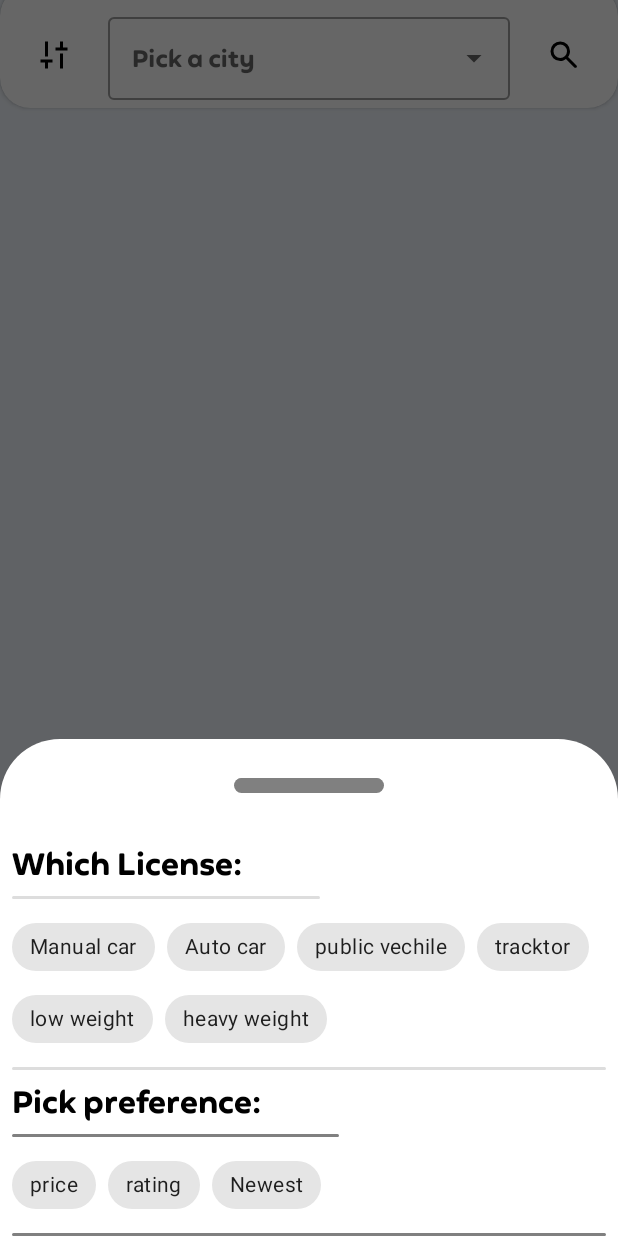
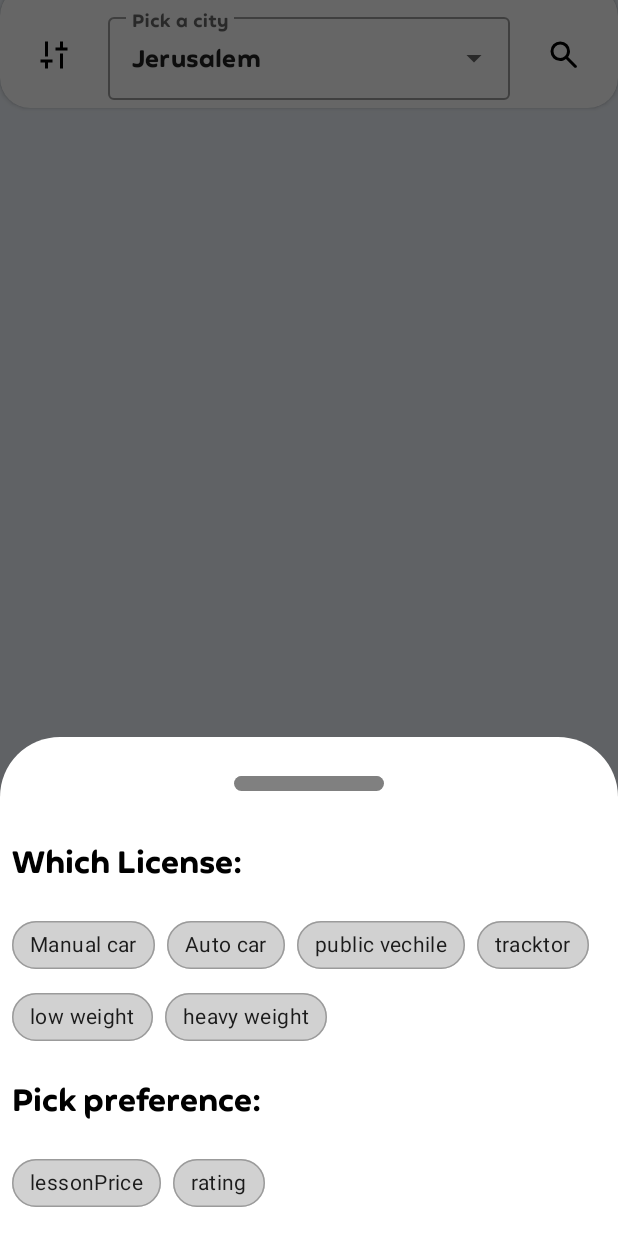
Before and after one commit to Elazar-Halperin/Find-driving-teacher-application, an Android app: the searchFragment screen opened through its navigation route, after a tap on "filter", on a phone screen of 412 x 824 dp. Run offline under Robolectric (Android 15) with nearby library versions, the phone set to English and light mode, and no system bars; our stand-ins replace Firebase (no records; nobody signed in at launch, a user with empty details on screens opened directly), Shimmer, navigation-ui, sdp/ssp sizes; libraries missing offline, so code that uses them is left out: com.google.firestore.v1.

Commit message:
working on searching tehacers. But there is an error because you cannot use whereArrayContains or whereIn twice on the same query unfortunaly it wont work

```diff
--- a/app/src/main/java/com/elazarhalperin/fluentify/fragments/searchFragment.java
+++ b/app/src/main/java/com/elazarhalperin/fluentify/fragments/searchFragment.java
@@ -4,42 +4,35 @@ import android.os.Bundle;
 
 import androidx.annotation.NonNull;
 import androidx.annotation.Nullable;
+import androidx.core.content.ContextCompat;
 import androidx.fragment.app.Fragment;
 import androidx.recyclerview.widget.RecyclerView;
 
-import android.text.Editable;
-import android.text.TextWatcher;
 import android.view.LayoutInflater;
 import android.view.View;
 import android.view.ViewGroup;
-import android.widget.EditText;
-import android.widget.RatingBar;
+import android.widget.AutoCompleteTextView;
 import android.widget.Toast;
 
 import com.elazarhalperin.fluentify.R;
-import com.elazarhalperin.fluentify.activities.TeacherProfileActivity;
-import com.google.android.gms.tasks.OnCompleteListener;
-import com.google.android.gms.tasks.Task;
 import com.google.android.material.bottomsheet.BottomSheetDialog;
 import com.google.android.material.chip.Chip;
 import com.google.android.material.chip.ChipGroup;
 import com.google.android.material.floatingactionbutton.FloatingActionButton;
-import com.google.firebase.firestore.DocumentReference;
+import com.google.android.material.snackbar.Snackbar;
 import com.google.firebase.firestore.FirebaseFirestore;
+import com.google.firebase.firestore.Query;
 
-import java.time.LocalDate;
-import java.time.format.DateTimeFormatter;
-import java.util.HashMap;
+import java.util.Arrays;
 
-/**
- * A simple {@link Fragment} subclass.
- * Use the {@link searchFragment#newInstance} factory method to
- * create an instance of this fragment.
- */
+
 public class searchFragment extends Fragment {
-    FloatingActionButton fab_filter, fab_clearFilter;
+    FloatingActionButton fab_filter, fab_search;
     RecyclerView rv_teachers;
-    ChipGroup cg_holder;
+    ChipGroup cg_license, cg_preference;
+    AutoCompleteTextView actv_cities;
+    BottomSheetDialog dialog;
+    FirebaseFirestore db;
 
     @Override
     public View onCreateView(LayoutInflater inflater, ViewGroup container,
@@ -51,43 +44,81 @@ public class searchFragment extends Fragment {
     @Override
     public void onViewCreated(@NonNull View v, @Nullable Bundle savedInstanceState) {
         super.onViewCreated(v, savedInstanceState);
-        fab_clearFilter = v.findViewById(R.id.fab_search);
+        fab_search = v.findViewById(R.id.fab_search);
         fab_filter = v.findViewById(R.id.fab_filter);
         rv_teachers = v.findViewById(R.id.rv_teachers);
+        actv_cities = v.findViewById(R.id.actv_choices);
 
+        db = FirebaseFirestore.getInstance();
 
         setListeners();
 
     }
 
     private void setListeners() {
-        fab_filter.setOnClickListener(v-> {
+        fab_filter.setOnClickListener(v -> {
             showDialog();
         });
-        fab_clearFilter.setOnClickListener(v-> {
+        fab_search.setOnClickListener(v -> {
+            if (actv_cities.getText() == null || actv_cities.getText().toString().isEmpty()) {
+                Snackbar.make(getView(), "Please pick a city.", Snackbar.LENGTH_SHORT).show();
+                return;
+            }
+            Query query = db.collection("teachers");
+            query = query.whereArrayContains("location", actv_cities.getText().toString());
+            // Iterating through the chips to see which one is triggered.
+            String license = getChoosenChipString(cg_license);
+
+            if(!license.isEmpty()) {
+                query = query.whereArrayContains("licences", Arrays.asList(license));
+
+            }
+
+            String preference = getChoosenChipString(cg_preference);
+
+            if(!preference.isEmpty()) {
+                query = query.orderBy(preference, Query.Direction.ASCENDING);
+            }
+
+            Toast.makeText(getActivity(), query.toString(), Toast.LENGTH_SHORT).show();
+
 
         });
 
 
     }
 
+    private String getChoosenChipString(ChipGroup chipGroup) {
+
+        for (int i = 0; i < chipGroup.getChildCount(); i++) {
+            Chip chip = (Chip) chipGroup.getChildAt(i);
+
+            if (chip.isChecked()) {
+                return chip.getText().toString();
+            }
+        }
+
+        return "";
+    }
+
     void showDialog() {
-        BottomSheetDialog dialog = new BottomSheetDialog(getActivity(), R.style.DialogStyle);
-        dialog.setContentView(R.layout.filter_layout);
-        // get all the neccessery views
-        cg_holder = dialog.findViewById(R.id.cg_holder);
+        if (dialog == null) {
+            dialog = new BottomSheetDialog(getActivity(), R.style.DialogStyle);
+            dialog.setContentView(R.layout.filter_layout);
+        }
 
-        for(int i = 0; i < cg_holder.getChildCount(); i++) {
-            Chip chip = (Chip) cg_holder.getChildAt(i);
+        cg_license = dialog.findViewById(R.id.cg_license);
+        cg_preference = dialog.findViewById(R.id.cg_preference);
+
+        for (int i = 0; i < cg_license.getChildCount(); i++) {
+            Chip chip = (Chip) cg_license.getChildAt(i);
             chip.setOnClickListener(new View.OnClickListener() {
                 @Override
                 public void onClick(View v) {
                     // check whether the chips is filtered by user
                     // or not and give the suitable Toast message
                     if (chip.isChecked()) {
-                        chip.setBackgroundColor(getActivity().getColor(R.color.orange_color));
-                    } else {
-                        chip.setBackgroundColor(getActivity().getColor(R.color.shimmer_color));
+                        chip.setBackgroundColor(ContextCompat.getColor(getActivity(), R.color.background_main));
                     }
                 }
             });
--- /dev/null
+++ b/app/src/main/res/color/chip_background_colo.xml
@@ -0,0 +1,5 @@
+<?xml version="1.0" encoding="utf-8"?>
+<selector xmlns:android="http://schemas.android.com/apk/res/android">
+    <item android:color="#9F694AFF" android:state_checked="true"/>
+    <item android:color="@color/medium_gray" android:state_checked="false"/>
+</selector>
--- /dev/null
+++ b/app/src/main/res/color/stroke_color.xml
@@ -0,0 +1,5 @@
+<?xml version="1.0" encoding="utf-8"?>
+<selector xmlns:android="http://schemas.android.com/apk/res/android">
+    <item android:color="@color/background_purple" android:state_checked="true"/>
+    <item android:color="#9B9B9B" android:state_checked="false"/>
+</selector>
--- a/app/src/main/res/layout/filter_layout.xml
+++ b/app/src/main/res/layout/filter_layout.xml
@@ -1,5 +1,6 @@
 <?xml version="1.0" encoding="utf-8"?>
 <LinearLayout xmlns:android="http://schemas.android.com/apk/res/android"
+    xmlns:app="http://schemas.android.com/apk/res-auto"
     android:layout_width="match_parent"
     android:layout_height="wrap_content"
     android:background="@drawable/filter_layout_background"
@@ -12,6 +13,7 @@
         android:layout_marginVertical="@dimen/_20sdp"
         android:background="@drawable/rouned_edittext"
         android:backgroundTint="@color/gray_text_color" />
+
     <LinearLayout
         android:layout_width="wrap_content"
         android:layout_height="wrap_content"
@@ -20,65 +22,125 @@
         <TextView
             android:layout_width="wrap_content"
             android:layout_height="wrap_content"
-            android:text="Which License:"
-            android:layout_marginEnd="60dp"
             android:layout_marginVertical="8dp"
             android:layout_marginStart="8dp"
-            android:textSize="@dimen/_16ssp"
+            android:layout_marginEnd="60dp"
+            android:fontFamily="@font/feather_bold"
+            android:text="Which License:"
             android:textColor="@color/black_text_color"
-            android:fontFamily="@font/feather_bold"/>
+            android:textSize="@dimen/_16ssp" />
 
         <View
             android:layout_width="match_parent"
             android:layout_height="2dp"
             android:layout_marginHorizontal="8dp"
-            android:background="@drawable/rouned_edittext"
-            android:backgroundTint="@color/shimmer_color" />
+            android:background="?android:attr/listDivider" />
     </LinearLayout>
 
 
     <com.google.android.material.chip.ChipGroup
-        android:id="@+id/cg_holder"
+        android:id="@+id/cg_license"
         android:layout_width="match_parent"
         android:layout_height="wrap_content"
         android:layout_centerInParent="true"
-        android:layout_margin="8dp">
+        android:layout_margin="8dp"
+        app:singleSelection="true">
 
         <com.google.android.material.chip.Chip
-            style="@style/Widget.MaterialComponents.Chip.Filter"
+            style="@style/CustomChipStyle"
             android:layout_width="wrap_content"
             android:layout_height="wrap_content"
-            android:text="Manual car" />
+            android:text="Manual car"
+            app:chipStrokeWidth="1dp" />
 
         <com.google.android.material.chip.Chip
-            style="@style/Widget.MaterialComponents.Chip.Filter"
+            style="@style/CustomChipStyle"
             android:layout_width="wrap_content"
             android:layout_height="wrap_content"
-            android:text="Auto car" />
+            android:text="Auto car"
+            app:chipStrokeWidth="1dp" />
 
         <com.google.android.material.chip.Chip
-            style="@style/Widget.MaterialComponents.Chip.Filter"
+            style="@style/CustomChipStyle"
             android:layout_width="wrap_content"
             android:layout_height="wrap_content"
-            android:text="public vechile" />
+            android:text="public vechile"
+            app:chipStrokeWidth="1dp" />
 
         <com.google.android.material.chip.Chip
-            style="@style/Widget.MaterialComponents.Chip.Filter"
+            style="@style/CustomChipStyle"
             android:layout_width="wrap_content"
             android:layout_height="wrap_content"
-            android:text="tracktor" />
+            android:text="tracktor"
+            app:chipStrokeWidth="1dp" />
 
         <com.google.android.material.chip.Chip
-            style="@style/Widget.MaterialComponents.Chip.Filter"
+            style="@style/CustomChipStyle"
             android:layout_width="wrap_content"
             android:layout_height="wrap_content"
-            android:text="low weight" />
+            android:text="low weight"
+            app:chipStrokeWidth="1dp" />
 
         <com.google.android.material.chip.Chip
-            style="@style/Widget.MaterialComponents.Chip.Filter"
+            style="@style/CustomChipStyle"
             android:layout_width="wrap_content"
             android:layout_height="wrap_content"
-            android:text="heavy weight" />
+            android:text="heavy weight"
+            app:chipStrokeWidth="1dp" />
+
+    </com.google.android.material.chip.ChipGroup>
+
+    <View
+        android:layout_width="match_parent"
+        android:layout_height="2dp"
+        android:layout_marginHorizontal="8dp" />
+
+    <LinearLayout
+        android:layout_width="wrap_content"
+        android:layout_height="wrap_content"
+        android:orientation="vertical">
+
+        <TextView
+            android:layout_width="wrap_content"
+            android:layout_height="wrap_content"
+            android:layout_marginVertical="8dp"
+            android:layout_marginStart="8dp"
+            android:layout_marginEnd="60dp"
+            android:fontFamily="@font/feather_bold"
+            android:text="Pick preference:"
+            android:textColor="@color/black_text_color"
+            android:textSize="@dimen/_16ssp" />
+
+        <View
+            android:layout_width="match_parent"
+            android:layout_height="2dp"
+            android:layout_marginHorizontal="8dp"
+            android:background="?android:attr/listDivider" />
+    </LinearLayout>
+
+    <com.google.android.material.chip.ChipGroup
+        android:id="@+id/cg_preference"
+        android:layout_width="match_parent"
+        android:layout_height="wrap_content"
+        android:layout_centerInParent="true"
+        android:layout_margin="8dp"
+        app:singleSelection="true">
+
+        <com.google.android.material.chip.Chip
+            style="@style/CustomChipStyle"
+            android:layout_width="wrap_content"
+            android:layout_height="wrap_content"
+
+            android:text="lessonPrice"
+            app:chipStrokeWidth="1dp" />
+
+        <com.google.android.material.chip.Chip
+            style="@style/CustomChipStyle"
+            android:layout_width="wrap_content"
+            android:layout_height="wrap_content"
+            android:text="rating"
+            app:chipStrokeWidth="1dp" />
+
 
     </com.google.android.material.chip.ChipGroup>
 
@@ -86,63 +148,13 @@
         android:layout_width="match_parent"
         android:layout_height="2dp"
         android:layout_marginHorizontal="8dp"
-        android:background="@drawable/rouned_edittext"
-        android:backgroundTint="@color/shimmer_color" />
-<LinearLayout
-    android:layout_width="wrap_content"
-    android:layout_height="wrap_content"
-    android:orientation="vertical">
-    <TextView
-        android:layout_width="wrap_content"
-        android:layout_height="wrap_content"
-        android:text="Pick preference:"
-        android:layout_marginEnd="60dp"
-        android:textColor="@color/black_text_color"
-        android:layout_marginVertical="8dp"
-        android:layout_marginStart="8dp"
-        android:textSize="@dimen/_16ssp"
-        android:fontFamily="@font/feather_bold"/>
+        android:background="?android:attr/listDivider" />
 
     <View
+        android:id="@+id/divider"
         android:layout_width="match_parent"
-        android:layout_height="2dp"
-        android:layout_marginHorizontal="8dp"
-        android:background="@drawable/rouned_edittext"
-        android:backgroundTint="@color/gray_text_color" />
-</LinearLayout>
-
-    <com.google.android.material.chip.ChipGroup
-        android:layout_width="match_parent"
-        android:layout_height="wrap_content"
-        android:layout_centerInParent="true"
-        android:layout_margin="8dp">
-
-        <com.google.android.material.chip.Chip
-            style="@style/Widget.MaterialComponents.Chip.Filter"
-            android:layout_width="wrap_content"
-            android:layout_height="wrap_content"
-            android:text="price" />
-
-        <com.google.android.material.chip.Chip
-            style="@style/Widget.MaterialComponents.Chip.Filter"
-            android:layout_width="wrap_content"
-            android:layout_height="wrap_content"
-            android:text="rating" />
-
-        <com.google.android.material.chip.Chip
-            style="@style/Widget.MaterialComponents.Chip.Filter"
-            android:layout_width="wrap_content"
-            android:layout_height="wrap_content"
-            android:text="Newest" />
-
-    </com.google.android.material.chip.ChipGroup>
-
-    <View
-        android:layout_width="match_parent"
-        android:layout_height="2dp"
-        android:layout_marginHorizontal="8dp"
-        android:background="@drawable/rouned_edittext"
-        android:backgroundTint="@color/gray_text_color" />
+        android:layout_height="1dp"
+        android:background="?android:attr/listDivider" />
 
 
 </LinearLayout>
--- a/app/src/main/res/layout/fragment_search.xml
+++ b/app/src/main/res/layout/fragment_search.xml
@@ -37,10 +37,9 @@
                 app:tint="@color/black_text_color" />
 
             <com.google.android.material.textfield.TextInputLayout
-                android:layout_width="match_parent"
+                android:layout_width="wrap_content"
                 android:layout_height="wrap_content"
                 android:layout_weight="1"
-                android:background="@color/background_dark"
                 style="@style/Widget.MaterialComponents.TextInputLayout.OutlinedBox.ExposedDropdownMenu">
 
                 <AutoCompleteTextView
@@ -48,6 +47,7 @@
                     android:layout_width="match_parent"
                     android:layout_height="wrap_content"
                     android:hint="Pick a city"
+                    android:text="Jerusalem"
                     android:fontFamily="@font/feather_bold"
                     android:inputType="none"
                     android:focusable="false" />
--- a/app/src/main/res/values/colors.xml
+++ b/app/src/main/res/values/colors.xml
@@ -20,6 +20,8 @@
 
     <color name="shimmer_color">#dddddd</color>
 
+    <color name="medium_gray">#d1d1d1</color>
+
 
     // most improtanat
     <color name="black_text_color">#000000</color>
--- a/app/src/main/res/values/themes.xml
+++ b/app/src/main/res/values/themes.xml
@@ -40,4 +40,9 @@
         <item name="android:windowFrame">@null</item>
         <item name="android:windowIsFloating">false</item>
     </style>
+
+    <style name="CustomChipStyle" parent="Widget.MaterialComponents.Chip.Choice">
+        <item name="chipBackgroundColor">@color/chip_background_colo</item>
+        <item name="chipStrokeColor">@color/stroke_color</item>
+    </style>
 </resources>
```
